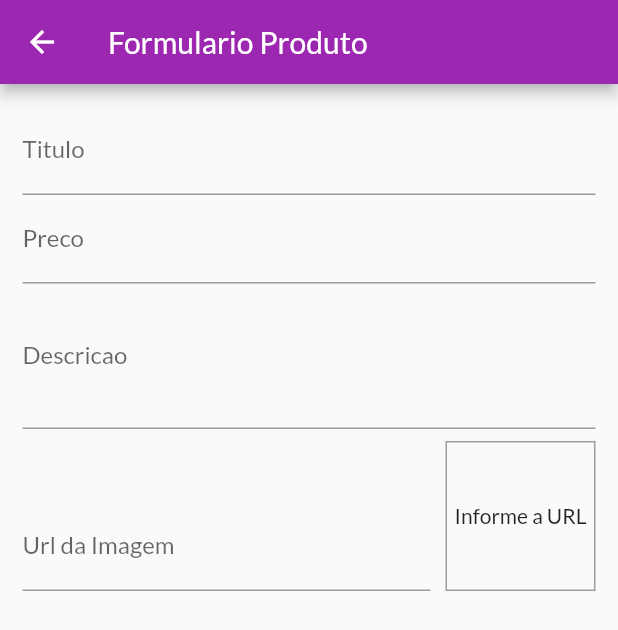
After one commit to leopalmeiro/shopapp, a Flutter app: the ProductFormScreen screen opened by its route, on a phone screen of 412 x 824 dp. The commit adds this screen. Shown: the top 630 px of the screen. Run offline on Flutter 3.47's test engine with Material 2 defaults, Android fonts, the phone set to English and light mode, and no system bars; network calls fail.

Commit message:
chapter 4

```diff
--- a/lib/main.dart
+++ b/lib/main.dart
@@ -1,6 +1,7 @@
 import 'package:flutter/material.dart';
 import 'package:provider/provider.dart';
 import 'package:shopapp/views/cartScreen.dart';
+import 'package:shopapp/views/product_form_screen.dart';
 import 'package:shopapp/views/products_screen.dart';
 
 import './providers/cart.dart';
@@ -43,6 +44,7 @@ class MyApp extends StatelessWidget {
           AppRoutes.CART: (ctx) => CartScreen(),
           AppRoutes.ORDERS: (ctx) => OrdersScreen(),
           AppRoutes.PRODUCTS: (ctx) => ProductsScreen(),
+          AppRoutes.PRODUCT_FORM: (ctx) => ProductFormScreen(),
         },
       ),
     );
--- a/lib/utils/app_routes.dart
+++ b/lib/utils/app_routes.dart
@@ -4,4 +4,5 @@ class AppRoutes {
   static const CART = '/cart';
   static const ORDERS = '/orders';
   static const PRODUCTS = '/products';
+  static const PRODUCT_FORM = '/product-form';
 }
--- /dev/null
+++ b/lib/views/product_form_screen.dart
@@ -0,0 +1,105 @@
+import 'package:flutter/material.dart';
+
+class ProductFormScreen extends StatefulWidget {
+  @override
+  _ProductFormScreenState createState() => _ProductFormScreenState();
+}
+
+class _ProductFormScreenState extends State<ProductFormScreen> {
+  final _priceFocusNode = FocusNode();
+  final _descriptionFocusNode = FocusNode();
+  final _imageFocusMode = FocusNode();
+  final _imageUrlController = TextEditingController();
+
+  @override
+  void initState() {
+    super.initState();
+    _imageFocusMode.addListener(_updateImage);
+  }
+
+  void _updateImage() {
+    setState(() {
+
+    });
+  }
+
+  @override
+  void dispose() {
+    super.dispose();
+    _priceFocusNode.dispose();
+    _descriptionFocusNode.dispose();
+    _imageFocusMode.removeListener(_updateImage);
+    _imageFocusMode.dispose();
+  }
+
+  @override
+  Widget build(BuildContext context) {
+    return Scaffold(
+      appBar: AppBar(
+        title: Text('Formulario Produto'),
+      ),
+      body: Padding(
+        padding: const EdgeInsets.all(15.0),
+        child: Form(
+          child: ListView(
+            children: <Widget>[
+              TextFormField(
+                decoration: InputDecoration(labelText: 'Titulo'),
+                textInputAction: TextInputAction.next,
+                onFieldSubmitted: (_) {
+                  FocusScope.of(context).requestFocus(_priceFocusNode);
+                },
+              ),
+              TextFormField(
+                decoration: InputDecoration(labelText: 'Preco'),
+                keyboardType: TextInputType.numberWithOptions(decimal: true),
+                textInputAction: TextInputAction.next,
+                focusNode: _priceFocusNode,
+                onFieldSubmitted: (_) =>
+                    FocusScope.of(context).requestFocus(_descriptionFocusNode),
+              ),
+              TextFormField(
+                decoration: InputDecoration(labelText: 'Descricao'),
+                maxLines: 3,
+                keyboardType: TextInputType.multiline,
+                focusNode: _descriptionFocusNode,
+              ),
+              Row(
+                crossAxisAlignment: CrossAxisAlignment.end,
+                children: <Widget>[
+                  Expanded(
+                    child: TextFormField(
+                      decoration: InputDecoration(labelText: "Url da Imagem"),
+                      keyboardType: TextInputType.url,
+                      textInputAction: TextInputAction.done,
+                      focusNode: _imageFocusMode,
+                      controller: _imageUrlController,
+                    ),
+                  ),
+                  Container(
+                    height: 100,
+                    width: 100,
+                    margin: EdgeInsets.only(top: 8, left: 10),
+                    decoration: BoxDecoration(
+                      border: Border.all(
+                        color: Colors.grey,
+                        width: 1,
+                      ),
+                    ),
+                    alignment: Alignment.center,
+                    child: _imageUrlController.text.isEmpty
+                        ? Text('Informe a URL')
+                        : FittedBox(
+                            child: Image.network(_imageUrlController.text),
+                            fit: BoxFit.cover,
+                          ),
+                  )
+                ],
+              )
+            ],
+          ),
+        ),
+      ),
+    );
+  }
+}
--- a/lib/views/products_screen.dart
+++ b/lib/views/products_screen.dart
@@ -1,6 +1,7 @@
 import 'package:flutter/material.dart';
 import 'package:provider/provider.dart';
 import 'package:shopapp/providers/products.dart';
+import 'package:shopapp/utils/app_routes.dart';
 import 'package:shopapp/widgets/app_drawer.dart';
 import 'package:shopapp/widgets/product_item.dart';
 
@@ -16,7 +17,9 @@ class ProductsScreen extends StatelessWidget {
         actions: <Widget>[
           IconButton(
             icon: Icon(Icons.add),
-            onPressed: () {},
+            onPressed: () {
+              Navigator.of(context).pushNamed(AppRoutes.PRODUCT_FORM);
+            },
           ),
         ],
       ),
```
